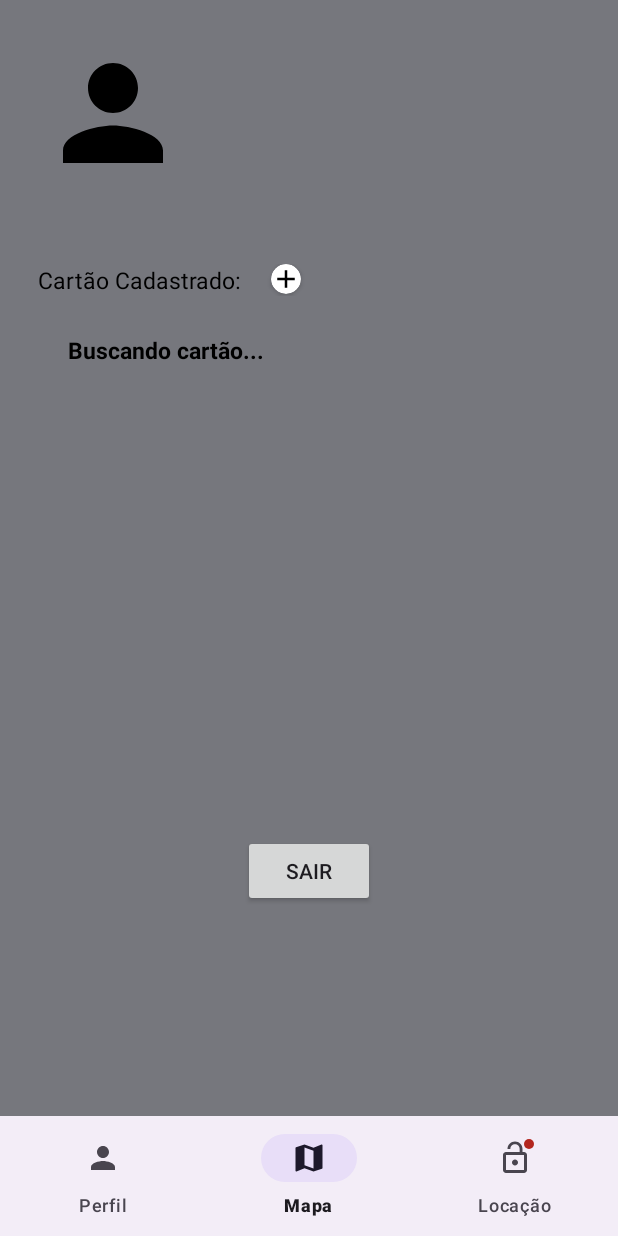
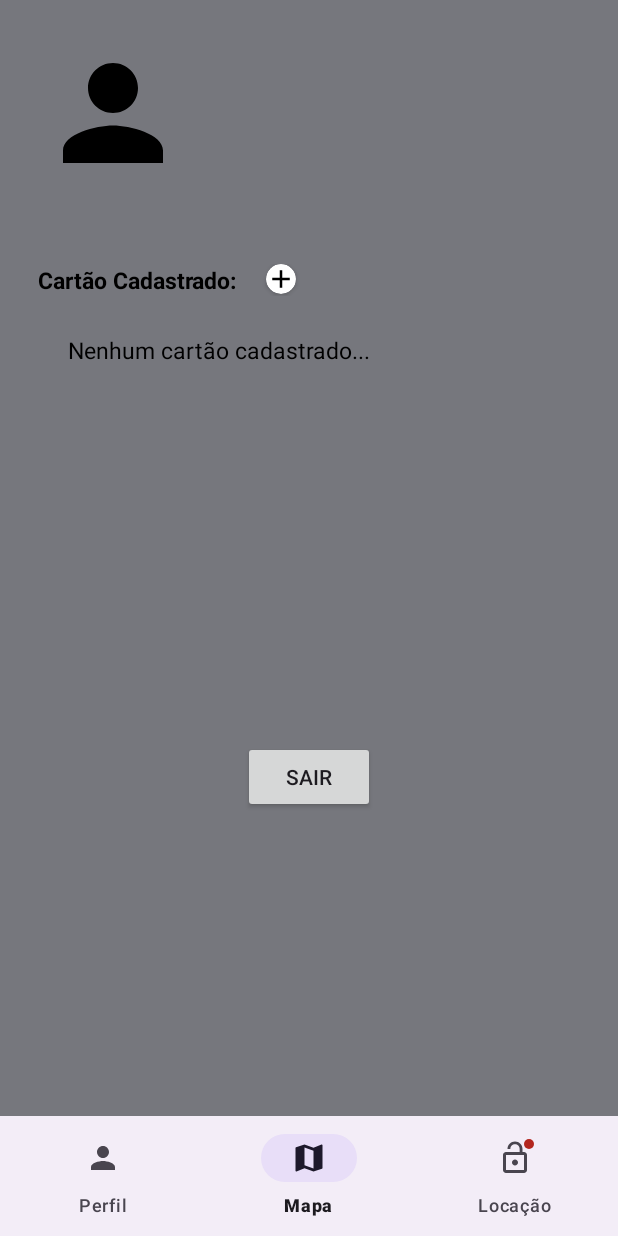
Before and after one commit to Capovila/PI-ES-2024-T8, an Android app: the fragment Profile placed in its activity, on a phone screen of 412 x 824 dp. Run offline under Robolectric (Android 15) with nearby library versions, the phone set to English and light mode, and no system bars; our stand-ins replace Firebase (no records; nobody signed in at launch, a user with empty details on screens opened directly).

Commit message:
layout cartão delete

```diff
--- a/app/src/main/java/br/com/projetopi/smartlock/Profile.kt
+++ b/app/src/main/java/br/com/projetopi/smartlock/Profile.kt
@@ -21,6 +21,10 @@ import org.w3c.dom.Text
 class Profile : Fragment() {
     private lateinit var btnLogout: Button
     private lateinit var btnAddCard: CardView
+
+    private lateinit var cvCard: CardView
+
+    private lateinit var tvGetCard: TextView
 
     private lateinit var tvUserEmail: TextView
     private lateinit var tvUserName: TextView
@@ -48,7 +52,9 @@ class Profile : Fragment() {
         tvCardNumber = root.findViewById(R.id.tvCardNumber)
         tvCardName = root.findViewById(R.id.tvCardName)
         tvCardDate = root.findViewById(R.id.tvCardDate)
+        tvGetCard = root.findViewById(R.id.tvGetCard)
 
+        cvCard = root.findViewById(R.id.cvCard)
         simpleStorage = SimpleStorage(requireContext())
 
         auth = Firebase.auth
@@ -56,6 +62,8 @@ class Profile : Fragment() {
         val user: User = simpleStorage.getUserAccountData()
 
         db = Firebase.firestore
+
+        cvCard.visibility = View.GONE
 
         val card: CreditCard = CreditCard(null, null, null, null, null)
 
@@ -68,12 +76,12 @@ class Profile : Fragment() {
 
             if(card.cardNumber != null && card.cardName != null){
                 btnAddCard.visibility = View.GONE
-
-                var str: String = card.cardNumber!!.substring(11, 15)
+                tvGetCard.visibility = View.GONE
+                cvCard.visibility = View.VISIBLE
 
 
                 tvCardName.setText("Titular: ${card.cardName}")
-                tvCardNumber.setText("Final: $str")
+                tvCardNumber.setText("Final: ${card.cardNumber!!.substring(11, 15)}")
                 tvCardDate.setText("Vencimento: ${card.expireDate}")
 
             }
--- a/app/src/main/res/layout/fragment_profile.xml
+++ b/app/src/main/res/layout/fragment_profile.xml
@@ -62,6 +62,7 @@
             android:layout_width="wrap_content"
             android:layout_height="wrap_content"
             android:text="Cartão Cadastrado: "
+            android:textStyle="bold"
             android:textColor="@color/black"
             android:textSize="15sp"
             />
@@ -86,50 +87,90 @@
     </androidx.appcompat.widget.LinearLayoutCompat>
 
     <androidx.appcompat.widget.AppCompatTextView
-        android:id="@+id/tvCardName"
+        android:id="@+id/tvGetCard"
         android:layout_width="wrap_content"
         android:layout_height="wrap_content"
         android:layout_marginHorizontal="45dp"
-        android:textStyle="bold"
-        android:text="Buscando cartão..."
+        android:text="Nenhum cartão cadastrado..."
         android:textColor="@color/black"
         android:textSize="15sp"/>
 
+    <androidx.cardview.widget.CardView
+        android:id="@+id/cvCard"
+        android:layout_width="wrap_content"
+        android:layout_height="wrap_content"
+        android:layout_marginHorizontal="45dp"
+        app:cardCornerRadius="10dp"
+        app:cardElevation="25dp">
+
         <androidx.appcompat.widget.LinearLayoutCompat
+            android:layout_width="wrap_content"
+            android:layout_height="wrap_content"
+            android:orientation="horizontal">
+
+            <androidx.appcompat.widget.LinearLayoutCompat
+                android:layout_width="wrap_content"
+                android:layout_height="wrap_content"
+                android:orientation="vertical">
+
+
+            <androidx.appcompat.widget.AppCompatTextView
+                android:id="@+id/tvCardName"
                 android:layout_width="match_parent"
                 android:layout_height="wrap_content"
-        android:orientation="horizontal"
-        android:layout_marginTop="10dp"
-        android:layout_marginHorizontal="45dp"
-        >
+                android:layout_marginHorizontal="5dp"
+                android:layout_marginTop="5dp"
+                android:textStyle="bold"
+                android:textSize="15sp"/>
+
+
 
                 <androidx.appcompat.widget.AppCompatTextView
                     android:id="@+id/tvCardNumber"
-            android:layout_width="wrap_content"
+                    android:layout_width="match_parent"
                     android:layout_height="wrap_content"
+                    android:layout_marginHorizontal="5dp"
+                    android:layout_marginTop="5dp"
                     android:textStyle="bold"
                     android:textColor="@color/black"
                     android:textSize="15sp"/>
 
-<!--        <androidx.appcompat.widget.AppCompatImageView-->
-<!--            android:id="@+id/btnDelete"-->
-<!--            android:layout_width="25sp"-->
-<!--            android:layout_height="25sp"-->
-<!--            android:src="@drawable/baseline_delete_forever_24"-->
-<!--            android:layout_marginStart="150dp"/>-->
 
-    </androidx.appcompat.widget.LinearLayoutCompat>
+
 
 
             <androidx.appcompat.widget.AppCompatTextView
                 android:id="@+id/tvCardDate"
                 android:layout_width="match_parent"
                 android:layout_height="wrap_content"
-        android:layout_marginHorizontal="45dp"
+                android:layout_marginHorizontal="5dp"
                 android:textStyle="bold"
                 android:textColor="@color/black"
-        android:layout_marginTop="10dp"
+                android:layout_marginVertical="5dp"
                 android:textSize="15sp"/>
+
+
+        </androidx.appcompat.widget.LinearLayoutCompat>
+
+            <androidx.appcompat.widget.LinearLayoutCompat
+                android:layout_width="wrap_content"
+                android:layout_height="wrap_content"
+                android:layout_marginHorizontal="10dp"
+                android:orientation="vertical"
+                android:layout_gravity="center">
+
+                <androidx.appcompat.widget.AppCompatImageView
+                    android:id="@+id/btnDelete"
+                    android:layout_width="25sp"
+                    android:layout_height="25sp"
+                    android:src="@drawable/baseline_delete_forever_24"/>
+
+            </androidx.appcompat.widget.LinearLayoutCompat>
+
+        </androidx.appcompat.widget.LinearLayoutCompat>
+    </androidx.cardview.widget.CardView>
+
+
 
     <androidx.appcompat.widget.AppCompatButton
         android:id="@+id/btnLogout"
```
Lines whose indentation alone changed are shown as unchanged.
